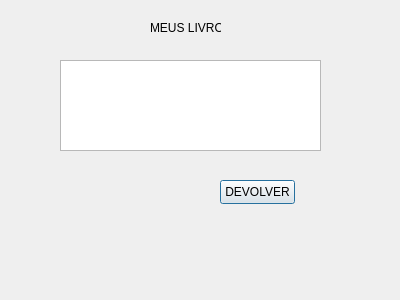
gabriotz/Project-edoo, file GUI_BIBLIOTECA/userbookswindow.ui: the form before one commit.
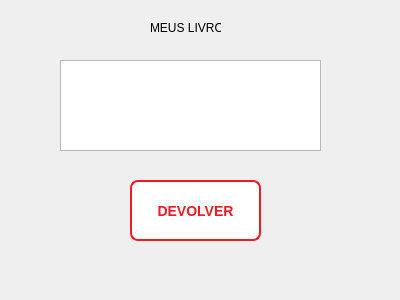
The form after the commit.

The edit to the form file:
```diff
--- a/GUI_BIBLIOTECA/userbookswindow.ui
+++ b/GUI_BIBLIOTECA/userbookswindow.ui
@@ -39,12 +39,21 @@
   <widget class="QPushButton" name="returnButton">
    <property name="geometry">
     <rect>
-     <x>220</x>
+     <x>130</x>
      <y>180</y>
-     <width>75</width>
-     <height>24</height>
+     <width>131</width>
+     <height>61</height>
     </rect>
    </property>
+   <property name="styleSheet">
+    <string notr="true">background-color: white;
+color: #ED1C24;
+border: 2px solid #ED1C24;
+padding: 8px 16px;
+font-size: 14px;
+font-weight: bold;
+border-radius: 8px;</string>
+   </property>
    <property name="text">
     <string>DEVOLVER</string>
    </property>
```
